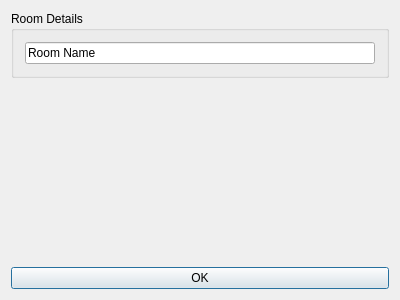
alexandrutm/UnivTimetable, file Orar/OrarApp/RoomDialog.ui: the form before one commit.
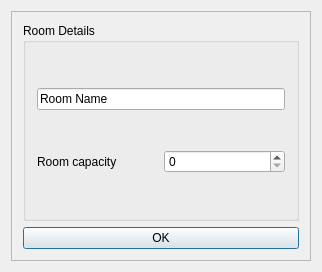
The form after the commit.

```diff
--- a/Orar/OrarApp/RoomDialog.ui
+++ b/Orar/OrarApp/RoomDialog.ui
@@ -6,47 +6,69 @@
    <rect>
     <x>0</x>
     <y>0</y>
-    <width>400</width>
-    <height>300</height>
+    <width>318</width>
+    <height>268</height>
    </rect>
   </property>
   <property name="windowTitle">
    <string>RoomDialog</string>
   </property>
+  <layout class="QVBoxLayout" name="verticalLayout_5">
+   <item>
+    <widget class="QFrame" name="frame">
+     <property name="minimumSize">
+      <size>
+       <width>300</width>
+       <height>250</height>
+      </size>
+     </property>
+     <property name="frameShape">
+      <enum>QFrame::StyledPanel</enum>
+     </property>
+     <property name="frameShadow">
+      <enum>QFrame::Raised</enum>
+     </property>
   <layout class="QVBoxLayout" name="verticalLayout_3">
    <item>
     <layout class="QVBoxLayout" name="verticalLayout_2">
      <item>
       <widget class="QGroupBox" name="groupBox">
+          <property name="minimumSize">
+           <size>
+            <width>30</width>
+            <height>30</height>
+           </size>
+          </property>
        <property name="title">
         <string>Room Details</string>
        </property>
-       <layout class="QHBoxLayout" name="horizontalLayout">
+          <layout class="QVBoxLayout" name="verticalLayout_4">
         <item>
-         <widget class="QLineEdit" name="Name">
+            <widget class="QLineEdit" name="mName">
           <property name="text">
            <string>Room Name</string>
           </property>
          </widget>
         </item>
+           <item>
+            <layout class="QHBoxLayout" name="horizontalLayout">
+             <item>
+              <widget class="QLabel" name="label">
+               <property name="text">
+                <string>Room capacity </string>
+               </property>
+              </widget>
+             </item>
+             <item>
+              <widget class="QSpinBox" name="mCapacity"/>
+             </item>
+            </layout>
+           </item>
        </layout>
       </widget>
      </item>
      <item>
       <layout class="QVBoxLayout" name="verticalLayout">
-       <item>
-        <spacer name="verticalSpacer">
-         <property name="orientation">
-          <enum>Qt::Vertical</enum>
-         </property>
-         <property name="sizeHint" stdset="0">
-          <size>
-           <width>20</width>
-           <height>40</height>
-          </size>
-         </property>
-        </spacer>
-       </item>
        <item>
         <widget class="QPushButton" name="pushButton">
          <property name="text">
@@ -57,6 +79,9 @@
       </layout>
      </item>
     </layout>
+      </item>
+     </layout>
+    </widget>
    </item>
   </layout>
  </widget>
```
Lines whose indentation alone changed are shown as unchanged.
